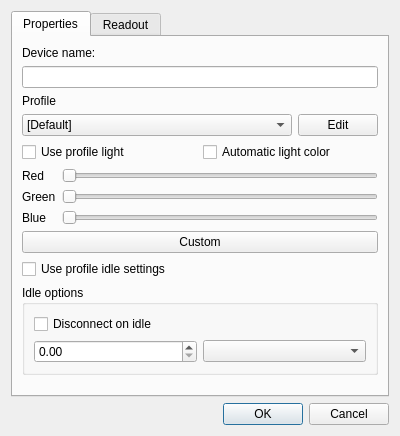
First picture: the form in ds4wizard-cpp/devicepropertiesdialog.ui, repository michael-fadely/ds4wizard, before the edit.
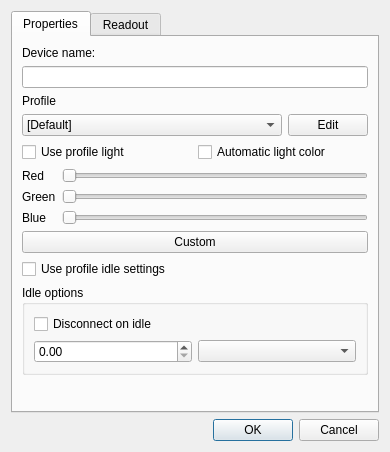
Second picture: the form after the edit.

The edit to the form file:
```diff
--- a/ds4wizard-cpp/devicepropertiesdialog.ui
+++ b/ds4wizard-cpp/devicepropertiesdialog.ui
@@ -6,10 +6,16 @@
    <rect>
     <x>0</x>
     <y>0</y>
-    <width>400</width>
-    <height>436</height>
+    <width>390</width>
+    <height>452</height>
    </rect>
   </property>
+  <property name="font">
+   <font>
+    <family>Segoe UI</family>
+    <pointsize>9</pointsize>
+   </font>
+  </property>
   <property name="windowTitle">
    <string>Dialog</string>
   </property>
```
